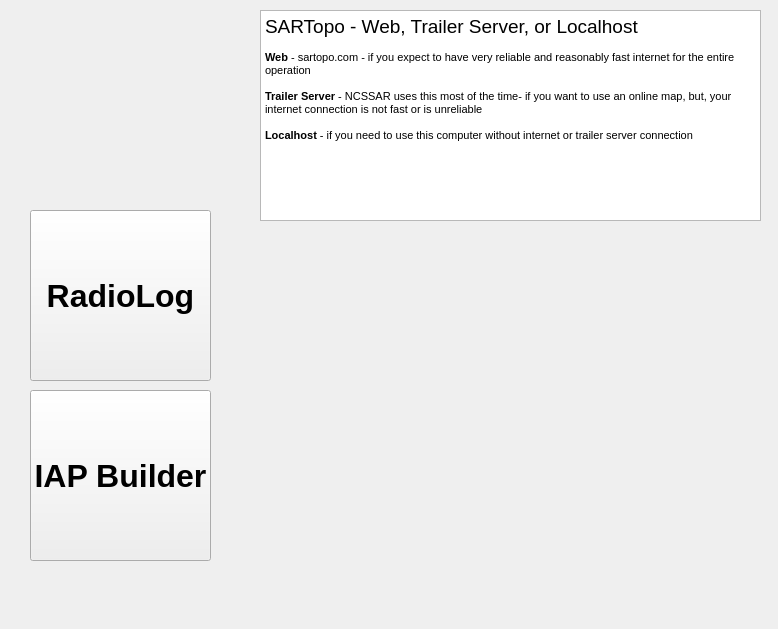
Qt form designer/launcher.ui (ncssar/launcher) before a commit.
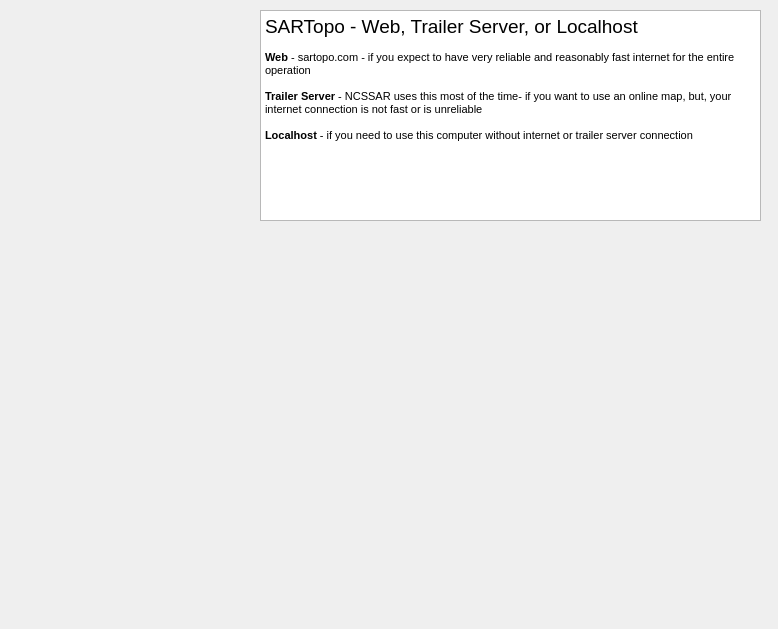
The same form after that commit. Icons and pictures are not drawn. Custom widgets are drawn as their Qt base class.

Commit message:
working for three buttons
right now all three buttons have the same image, but, otherwise they are all growing on hover and all responding to clicks

What changed in the file:
```diff
--- a/designer/launcher.ui
+++ b/designer/launcher.ui
@@ -16,11 +16,11 @@
   <property name="windowTitle">
    <string>NCSSAR Application Launcher</string>
   </property>
-  <widget class="AnimatedHoverButton" name="caltopoButton">
+  <widget class="QPushButton" name="caltopoButton">
    <property name="geometry">
     <rect>
      <x>30</x>
-     <y>10</y>
+     <y>20</y>
      <width>180</width>
      <height>180</height>
     </rect>
@@ -49,70 +49,58 @@
      <height>180</height>
     </size>
    </property>
-   <property name="font">
-    <font>
-     <family>Segoe UI</family>
-     <pointsize>24</pointsize>
-     <weight>75</weight>
-     <bold>true</bold>
-    </font>
-   </property>
    <property name="mouseTracking">
     <bool>true</bool>
    </property>
    <property name="text">
     <string/>
    </property>
-   <property name="iconSize">
-    <size>
-     <width>20</width>
-     <height>20</height>
-    </size>
-   </property>
    <property name="flat">
     <bool>true</bool>
    </property>
   </widget>
-  <widget class="QPushButton" name="caltopoButton_2">
+  <widget class="QPushButton" name="radiologButton">
    <property name="geometry">
     <rect>
      <x>30</x>
      <y>210</y>
-     <width>181</width>
-     <height>171</height>
+     <width>180</width>
+     <height>180</height>
     </rect>
    </property>
-   <property name="font">
-    <font>
-     <family>Segoe UI</family>
-     <pointsize>24</pointsize>
-     <weight>75</weight>
-     <bold>true</bold>
-    </font>
+   <property name="sizePolicy">
+    <sizepolicy hsizetype="Fixed" vsizetype="Fixed">
+     <horstretch>0</horstretch>
+     <verstretch>0</verstretch>
+    </sizepolicy>
    </property>
-   <property name="text">
-    <string>RadioLog</string>
+   <property name="mouseTracking">
+    <bool>true</bool>
+   </property>
+   <property name="flat">
+    <bool>true</bool>
    </property>
   </widget>
-  <widget class="QPushButton" name="caltopoButton_3">
+  <widget class="QPushButton" name="iapbButton">
    <property name="geometry">
     <rect>
      <x>30</x>
-     <y>390</y>
-     <width>181</width>
-     <height>171</height>
+     <y>400</y>
+     <width>180</width>
+     <height>180</height>
     </rect>
    </property>
-   <property name="font">
-    <font>
-     <family>Segoe UI</family>
-     <pointsize>24</pointsize>
-     <weight>75</weight>
-     <bold>true</bold>
-    </font>
+   <property name="sizePolicy">
+    <sizepolicy hsizetype="Fixed" vsizetype="Fixed">
+     <horstretch>0</horstretch>
+     <verstretch>0</verstretch>
+    </sizepolicy>
    </property>
-   <property name="text">
-    <string>IAP Builder</string>
+   <property name="mouseTracking">
+    <bool>true</bool>
+   </property>
+   <property name="flat">
+    <bool>true</bool>
    </property>
   </widget>
   <widget class="QTextEdit" name="textEdit">
@@ -171,15 +159,81 @@
    <property name="styleSheet">
     <string notr="true">image: url(:/launcher/icons/caltopo_logo.svg);</string>
    </property>
+   <zorder>caltopoButton</zorder>
+   <zorder>caltopoButton</zorder>
+  </widget>
+  <widget class="QWidget" name="radiologButtonWidget" native="true">
+   <property name="geometry">
+    <rect>
+     <x>30</x>
+     <y>210</y>
+     <width>180</width>
+     <height>180</height>
+    </rect>
+   </property>
+   <property name="sizePolicy">
+    <sizepolicy hsizetype="Fixed" vsizetype="Fixed">
+     <horstretch>0</horstretch>
+     <verstretch>0</verstretch>
+    </sizepolicy>
+   </property>
+   <property name="minimumSize">
+    <size>
+     <width>150</width>
+     <height>150</height>
+    </size>
+   </property>
+   <property name="mouseTracking">
+    <bool>true</bool>
+   </property>
+   <property name="focusPolicy">
+    <enum>Qt::StrongFocus</enum>
+   </property>
+   <property name="autoFillBackground">
+    <bool>false</bool>
+   </property>
+   <property name="styleSheet">
+    <string notr="true">image: url(:/launcher/icons/caltopo_logo.svg);</string>
+   </property>
+  </widget>
+  <widget class="QWidget" name="iapbButtonWidget" native="true">
+   <property name="enabled">
+    <bool>true</bool>
+   </property>
+   <property name="geometry">
+    <rect>
+     <x>30</x>
+     <y>400</y>
+     <width>180</width>
+     <height>180</height>
+    </rect>
+   </property>
+   <property name="sizePolicy">
+    <sizepolicy hsizetype="Fixed" vsizetype="Fixed">
+     <horstretch>0</horstretch>
+     <verstretch>0</verstretch>
+    </sizepolicy>
+   </property>
+   <property name="minimumSize">
+    <size>
+     <width>150</width>
+     <height>150</height>
+    </size>
+   </property>
+   <property name="mouseTracking">
+    <bool>true</bool>
+   </property>
+   <property name="focusPolicy">
+    <enum>Qt::StrongFocus</enum>
+   </property>
+   <property name="autoFillBackground">
+    <bool>false</bool>
+   </property>
+   <property name="styleSheet">
+    <string notr="true">image: url(:/launcher/icons/caltopo_logo.svg);</string>
+   </property>
   </widget>
  </widget>
- <customwidgets>
-  <customwidget>
-   <class>AnimatedHoverButton</class>
-   <extends>QPushButton</extends>
-   <header>launcher.h</header>
-  </customwidget>
- </customwidgets>
  <resources>
   <include location="../launcher.qrc"/>
  </resources>
```
Left out of the diff: 56 changed lines with no effect on the pictures. The commit also changes 2 other files.
